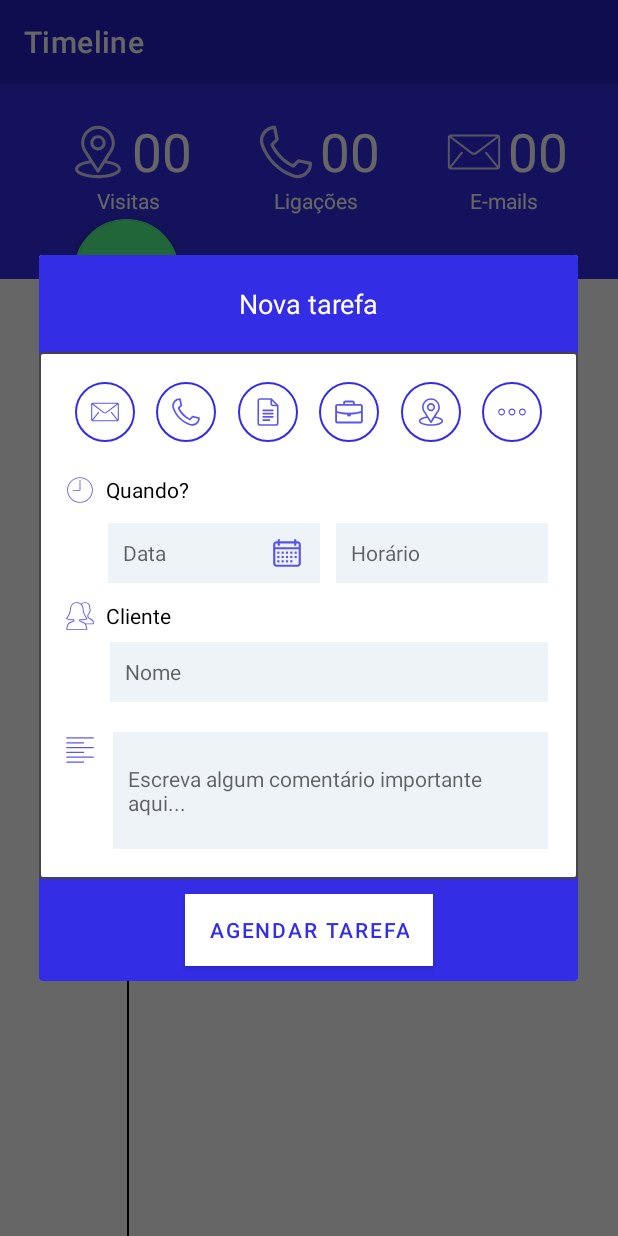
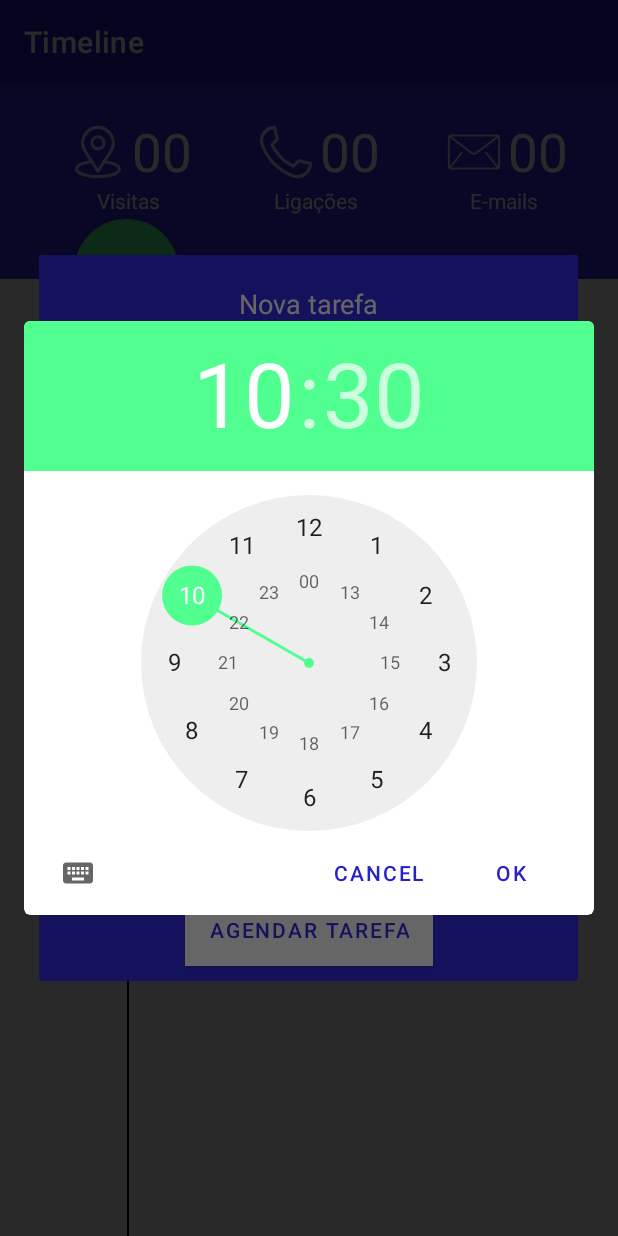
Before and after one commit to mrleao/timeline-agendor, an Android app: the screen it shows after launch (MainActivity), after a tap on "Adicionar terefa", on a phone screen of 412 x 824 dp. Run offline under Robolectric (Android 15) with nearby library versions, the phone set to English and light mode, and no system bars; libraries missing offline, so code that uses them is left out: com.koushikdutta.async, com.koushikdutta.ion; pictures from the network do not load; 1 statement that could not run was skipped.

```diff
--- a/app/src/main/java/com/agendor/timeline/Activitys/MainActivity.java
+++ b/app/src/main/java/com/agendor/timeline/Activitys/MainActivity.java
@@ -6,6 +6,7 @@ import androidx.recyclerview.widget.LinearLayoutManager;
 import androidx.recyclerview.widget.RecyclerView;
 
 import android.app.Activity;
+import android.app.Dialog;
 import android.os.Bundle;
 import android.util.Log;
 import android.view.View;
@@ -183,18 +184,13 @@ public class MainActivity extends AppCompatActivity implements NovaTarefaDialog.
 
     public void openDialog(View v) {
 
-
         NovaTarefaDialog ntDialog = new NovaTarefaDialog(new DialogCallback() {
             @Override
             public void onDialogCallback() {
-                Log.d("callback", "bakc");
-
                 getDados(tl_lbl_qtd_emails, tl_lbl_qtd_visitas, tl_lbl_qtd_reunioes, tl_lbl_qtd_propostas, tl_lbl_qtd_ligacoes, tl_lbl_qtd_outros);
-
             }
         });
 
-        // NovaTarefaDialog ntDialog = new NovaTarefaDialog();
         ntDialog.show(getSupportFragmentManager(), "Nova terefa");
     }
 
--- a/app/src/main/java/com/agendor/timeline/Dialogs/NovaTarefaDialog.java
+++ b/app/src/main/java/com/agendor/timeline/Dialogs/NovaTarefaDialog.java
@@ -8,7 +8,9 @@ import androidx.recyclerview.widget.RecyclerView;
 
 import android.annotation.SuppressLint;
 import android.app.AlertDialog;
+import android.app.DatePickerDialog;
 import android.app.Dialog;
+import android.app.TimePickerDialog;
 import android.content.Context;
 import android.graphics.Color;
 import android.media.Image;
@@ -18,8 +20,10 @@ import android.view.LayoutInflater;
 import android.view.MotionEvent;
 import android.view.View;
 import android.widget.Button;
+import android.widget.DatePicker;
 import android.widget.EditText;
 import android.widget.ImageButton;
+import android.widget.TimePicker;
 import android.widget.Toast;
 
 import com.agendor.timeline.Activitys.MainActivity;
@@ -30,6 +34,7 @@ import com.google.gson.JsonObject;
 import com.koushikdutta.async.future.FutureCallback;
 import com.koushikdutta.ion.Ion;
 
+import java.util.Calendar;
 import java.util.List;
 
 public class NovaTarefaDialog extends AppCompatDialogFragment {
@@ -45,6 +50,12 @@ public class NovaTarefaDialog extends AppCompatDialogFragment {
 
     private View view;
 
+    private Calendar c;
+    DatePickerDialog dpd;
+
+    TimePickerDialog timeDialog;
+
+
     private static final int[] idArray = {
             R.id.nt_img_btn_email,
             R.id.nt_img_btn_telefone,
@@ -55,8 +66,8 @@ public class NovaTarefaDialog extends AppCompatDialogFragment {
     };
 
     public static final String SHARED_PREFS = "sharedPrefs";
+
     int i;
-    //private List<ImageButton> imageButton;
 
     private ImageButton[] imageButton = new ImageButton[idArray.length];
 
@@ -80,7 +91,49 @@ public class NovaTarefaDialog extends AppCompatDialogFragment {
         dataExecucao = view.findViewById(R.id.nt_edt_data);
         horaExecucao = view.findViewById(R.id.nt_edt_hora);
 
+        horaExecucao = view.findViewById(R.id.nt_edt_hora);
+
         builder.setView(view);
+
+        dataExecucao.setOnFocusChangeListener(new View.OnFocusChangeListener() {
+            @Override
+            public void onFocusChange(View view,  boolean hasFocus) {
+                if (hasFocus){
+                    c = Calendar.getInstance();
+                    int dia = c.get(Calendar.DAY_OF_MONTH);
+                    int mes = c.get(Calendar.MONTH);
+                    int ano = c.get(Calendar.YEAR);
+
+                    dpd = new DatePickerDialog(getContext(), new DatePickerDialog.OnDateSetListener() {
+                        @Override
+                        public void onDateSet(DatePicker datePicker, int mYear, int mMonth, int mDay) {
+                            dataExecucao.setText(mDay+"-"+mMonth+"-"+mYear);
+                        }
+                    }, ano, mes, dia);
+                    dpd.show();
+                }
+            }
+        });
+
+        horaExecucao.setOnFocusChangeListener(new View.OnFocusChangeListener() {
+            @Override
+            public void onFocusChange(View view,  boolean hasFocus) {
+                if (hasFocus){
+                    c = Calendar.getInstance();
+                    int hora = c.get(Calendar.HOUR_OF_DAY);
+                    int min = c.get(Calendar.MINUTE);
+
+                    timeDialog = new TimePickerDialog(getContext(), new TimePickerDialog.OnTimeSetListener() {
+                        @Override
+                        public void onTimeSet(TimePicker timepicker, int mHour, int mMin) {
+                            horaExecucao.setText(mHour+":"+mMin+":00");
+                        }
+                    }, hora , min, true);
+                    timeDialog.show();
+                }
+            }
+        });
+
         for (i = 0; i < idArray.length; i++){
 
             imageButton[i] =  view.findViewById(idArray[i]);
@@ -151,7 +204,6 @@ public class NovaTarefaDialog extends AppCompatDialogFragment {
             }
         });
 
-
         return builder.create();
     }
 
@@ -199,6 +251,8 @@ public class NovaTarefaDialog extends AppCompatDialogFragment {
         }
     }
 
+
+
     public interface DialogListener{
         void applyTexts(String clientetxt);
     }
--- a/app/src/main/res/layout/layout_nova_tarefa.xml
+++ b/app/src/main/res/layout/layout_nova_tarefa.xml
@@ -76,33 +76,6 @@
             app:drawableLeftCompat="@drawable/ic_time" />
 
         <EditText
-            android:id="@+id/nt_edt_data"
-            android:layout_width="0dp"
-            android:layout_height="40dp"
-            android:layout_marginStart="46dp"
-            android:layout_marginLeft="46dp"
-            android:layout_marginTop="10dp"
-            android:layout_marginEnd="5dp"
-            android:layout_marginRight="5dp"
-            android:autofillHints=""
-            android:background="@color/azul_bg_inputs"
-            android:drawableEnd="@drawable/ic_calendario"
-            android:drawableRight="@drawable/ic_calendario"
-            android:ems="10"
-            android:hint="@string/data"
-            android:inputType="date"
-            android:nextFocusLeft="@id/nt_edt_hora"
-            android:paddingLeft="10dp"
-            android:paddingTop="5dp"
-            android:paddingRight="10dp"
-            android:paddingBottom="5dp"
-            android:textColor="@color/black"
-            android:textSize="14sp"
-            app:layout_constraintEnd_toStartOf="@+id/nt_edt_hora"
-            app:layout_constraintStart_toStartOf="parent"
-            app:layout_constraintTop_toBottomOf="@+id/nt_lbl_data" />
-
-        <EditText
             android:id="@+id/nt_edt_hora"
             android:layout_width="0dp"
             android:layout_height="40dp"
@@ -124,6 +97,37 @@
             android:textSize="14sp"
             app:layout_constraintEnd_toEndOf="parent"
             app:layout_constraintStart_toEndOf="@+id/nt_edt_data"
+            app:layout_constraintTop_toBottomOf="@+id/nt_lbl_data" />
+
+        <EditText
+            android:id="@+id/nt_edt_data"
+            android:layout_width="0dp"
+            android:layout_height="40dp"
+            android:layout_marginStart="46dp"
+            android:layout_marginLeft="46dp"
+            android:layout_marginTop="10dp"
+            android:layout_marginEnd="5dp"
+            android:layout_marginRight="5dp"
+            android:autofillHints=""
+            android:background="@color/azul_bg_inputs"
+            android:drawableEnd="@drawable/ic_calendario"
+            android:drawableRight="@drawable/ic_calendario"
+            android:ems="10"
+            android:hint="@string/data"
+            android:inputType="date"
+            android:nextFocusLeft="@id/nt_edt_hora"
+            android:nextFocusRight="@id/nt_edt_hora"
+            android:nextFocusUp="@id/nt_edt_hora"
+            android:nextFocusDown="@id/nt_edt_hora"
+            android:nextFocusForward="@id/nt_edt_hora"
+            android:paddingLeft="10dp"
+            android:paddingTop="5dp"
+            android:paddingRight="10dp"
+            android:paddingBottom="5dp"
+            android:textColor="@color/black"
+            android:textSize="14sp"
+            app:layout_constraintEnd_toStartOf="@+id/nt_edt_hora"
+            app:layout_constraintStart_toStartOf="parent"
             app:layout_constraintTop_toBottomOf="@+id/nt_lbl_data" />
 
         <EditText
```
